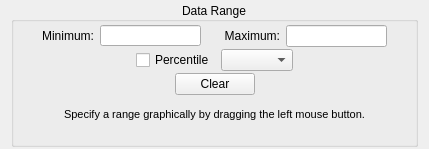
Old version of the form code/guitools/Histogram/RangeControlsWidget.ui in the repository radio-astro/casa.
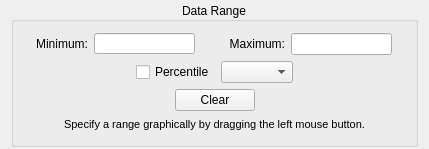
New version of the form.

```diff
--- a/code/guitools/Histogram/RangeControlsWidget.ui
+++ b/code/guitools/Histogram/RangeControlsWidget.ui
@@ -35,16 +35,10 @@
       <set>Qt::AlignCenter</set>
      </property>
      <layout class="QVBoxLayout" name="verticalLayout">
-      <property name="spacing">
-       <number>2</number>
-      </property>
-      <property name="topMargin">
-       <number>3</number>
-      </property>
       <item>
        <layout class="QHBoxLayout" name="horizontalLayout_3">
         <item>
-         <layout class="QHBoxLayout" name="horizontalLayout_2">
+         <layout class="QHBoxLayout" name="horizontalLayout">
           <item>
            <spacer name="horizontalSpacer_5">
             <property name="orientation">
@@ -52,7 +46,7 @@
             </property>
             <property name="sizeHint" stdset="0">
              <size>
-              <width>40</width>
+              <width>13</width>
               <height>20</height>
              </size>
             </property>
@@ -93,8 +87,23 @@
             </property>
            </widget>
           </item>
+          <item>
+           <spacer name="horizontalSpacer_6">
+            <property name="orientation">
+             <enum>Qt::Horizontal</enum>
+            </property>
+            <property name="sizeHint" stdset="0">
+             <size>
+              <width>13</width>
+              <height>20</height>
+             </size>
+            </property>
+           </spacer>
+          </item>
          </layout>
         </item>
+        <item>
+         <layout class="QHBoxLayout" name="maxLayout">
         <item>
          <spacer name="horizontalSpacer_4">
           <property name="orientation">
@@ -109,21 +118,6 @@
          </spacer>
         </item>
         <item>
-         <layout class="QHBoxLayout" name="horizontalLayout">
-          <item>
-           <spacer name="horizontalSpacer_8">
-            <property name="orientation">
-             <enum>Qt::Horizontal</enum>
-            </property>
-            <property name="sizeHint" stdset="0">
-             <size>
-              <width>40</width>
-              <height>20</height>
-             </size>
-            </property>
-           </spacer>
-          </item>
-          <item>
            <widget class="QLabel" name="maxLabel">
             <property name="text">
              <string>&lt;font color='black'&gt;Maximum:&lt;/font&gt;</string>
@@ -161,20 +155,20 @@
             </property>
            </widget>
           </item>
-         </layout>
-        </item>
         <item>
-         <spacer name="horizontalSpacer_6">
+           <spacer name="maxSpacer">
           <property name="orientation">
            <enum>Qt::Horizontal</enum>
           </property>
           <property name="sizeHint" stdset="0">
            <size>
-            <width>40</width>
+              <width>13</width>
             <height>20</height>
            </size>
           </property>
          </spacer>
+          </item>
+         </layout>
         </item>
        </layout>
       </item>
```
Left out of the diff: 2 changed lines with no effect on the pictures. Lines whose indentation alone changed are shown as unchanged.
